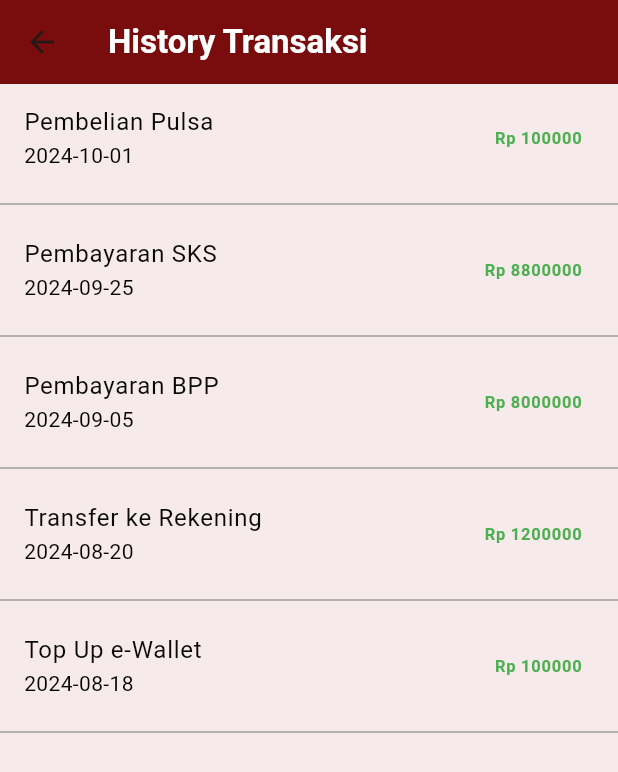
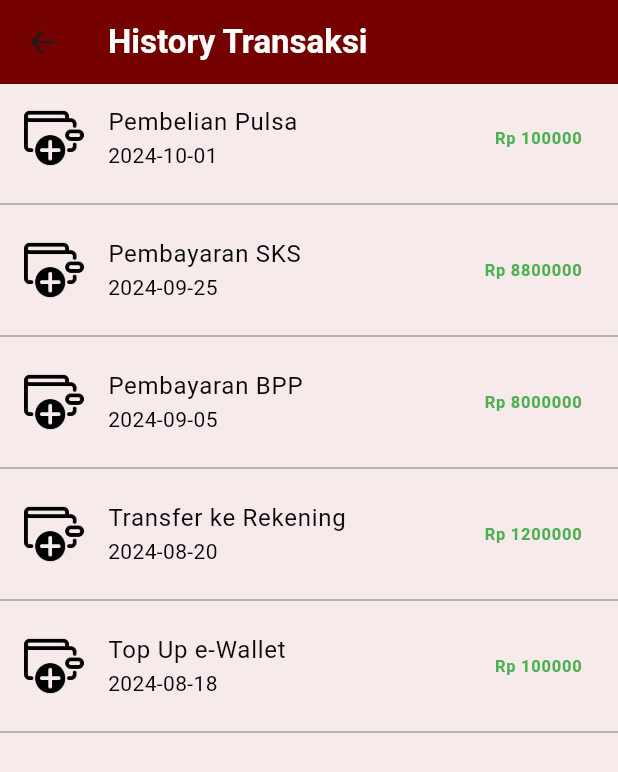
Before and after one commit to Jojosh576/flutter_uts_1, a Flutter app: the Home screen opened directly, after a tap on "Riwayat", on a phone screen of 412 x 824 dp. Shown: the top 772 px of the screen. Run offline on Flutter 3.47's test engine with Material 3 defaults, Android fonts, the phone set to English and light mode, and no system bars; our stand-ins replace curved_navigation_bar, smooth_page_indicator.

Commit message:
menambahkan icon di riwayat

```diff
--- a/lib/Topup/Topup_screen.dart
+++ b/lib/Topup/Topup_screen.dart
@@ -27,7 +27,7 @@ class _HomeScreenState extends State<TopupScreen> {
   Widget build(BuildContext context) {
     return Scaffold(
       appBar: AppBar(
-        backgroundColor: const Color.fromARGB(255, 161, 42, 34),
+        backgroundColor: const Color.fromARGB(255, 117, 0, 0),
         title: Text(
           'Topup',
           style: TextStyle(color: Colors.white),
--- a/lib/history/history_page.dart
+++ b/lib/history/history_page.dart
@@ -17,7 +17,7 @@ class HistoryPage extends StatelessWidget {
             fontWeight: FontWeight.bold,
           ),
         ),
-        backgroundColor: const Color.fromARGB(255, 121, 12, 12),
+        backgroundColor: const Color.fromARGB(255, 117, 0, 0),
       ),
       body: Container(
         color: const Color.fromARGB(255, 246, 234, 234),
@@ -28,6 +28,11 @@ class HistoryPage extends StatelessWidget {
             return Column(
               children: [
                 ListTile(
+                  leading: Image.asset(
+                    'lib/icons/topupb.png', // Path to your icon
+                    width: 40, // Adjust the width as needed
+                    height: 40, // Adjust the height as needed
+                  ),
                   title: Text(
                     transaction.title,
                     style: TextStyle(color: const Color.fromARGB(255, 9, 9, 9)),
--- a/lib/home/home.dart
+++ b/lib/home/home.dart
@@ -31,7 +31,7 @@ class _HomeState extends State<Home> {
       body: _screens[_currentIndex],
       bottomNavigationBar: CurvedNavigationBar(
         backgroundColor: Colors.white,
-        color: const Color.fromARGB(255, 161, 42, 34),
+        color: const Color.fromARGB(255, 117, 0, 0),
         animationDuration: const Duration(milliseconds: 300),
         index: _currentIndex,
         items: const [
@@ -124,14 +124,14 @@ class _HomeScreenContentState extends State<HomeScreenContent> {
                     nokartu: 33312312,
                     expbulan: 12,
                     exptahun: 20,
-                    warna: Color.fromARGB(255, 161, 42, 34),
+                    warna: Color.fromARGB(255, 117, 0, 0),
                   ),
                   MyCard(
                     uang: saldo[1],
                     nokartu: 33312312,
                     expbulan: 12,
                     exptahun: 20,
-                    warna: Color.fromARGB(255, 161, 42, 34),
+                    warna: Color.fromARGB(255, 117, 0, 0),
                   ),
                 ],
               ),
@@ -176,7 +176,7 @@ class _HomeScreenContentState extends State<HomeScreenContent> {
                         height: 70,
                         padding: const EdgeInsets.all(13),
                         decoration: BoxDecoration(
-                            color: const Color.fromARGB(255, 161, 42, 34),
+                            color: const Color.fromARGB(255, 117, 0, 0),
                             borderRadius: BorderRadius.circular(20),
                             boxShadow: [
                               BoxShadow(
@@ -217,7 +217,7 @@ class _HomeScreenContentState extends State<HomeScreenContent> {
                         height: 70,
                         padding: const EdgeInsets.all(13),
                         decoration: BoxDecoration(
-                            color: const Color.fromARGB(255, 161, 42, 34),
+                            color: const Color.fromARGB(255, 117, 0, 0),
                             borderRadius: BorderRadius.circular(20),
                             boxShadow: [
                               BoxShadow(
@@ -257,7 +257,7 @@ class _HomeScreenContentState extends State<HomeScreenContent> {
                         height: 70,
                         padding: const EdgeInsets.all(13),
                         decoration: BoxDecoration(
-                            color: const Color.fromARGB(255, 161, 42, 34),
+                            color: const Color.fromARGB(255, 117, 0, 0),
                             borderRadius: BorderRadius.circular(20),
                             boxShadow: [
                               BoxShadow(
@@ -303,7 +303,7 @@ class _HomeScreenContentState extends State<HomeScreenContent> {
                     child: Container(
                       padding: const EdgeInsets.all(13),
                       decoration: BoxDecoration(
-                          color: const Color.fromARGB(255, 161, 42, 34),
+                          color: const Color.fromARGB(255, 117, 0, 0),
                           borderRadius: BorderRadius.circular(20),
                           boxShadow: [
                             BoxShadow(
@@ -374,7 +374,7 @@ class _HomeScreenContentState extends State<HomeScreenContent> {
                     child: Container(
                       padding: const EdgeInsets.all(13),
                       decoration: BoxDecoration(
-                          color: const Color.fromARGB(255, 161, 42, 34),
+                          color: const Color.fromARGB(255, 117, 0, 0),
                           borderRadius: BorderRadius.circular(20),
                           boxShadow: [
                             BoxShadow(
--- a/pubspec.yaml
+++ b/pubspec.yaml
@@ -72,6 +72,7 @@ flutter:
     - lib/icons/history.png
     - lib/icons/bill.png
     - lib/icons/topup.png
+    - lib/icons/topupb.png
     - lib/icons/request.png
   #   - images/a_dot_ham.jpeg
 
```
Also changed, not shown: lib/icons/topupb.png (added).
